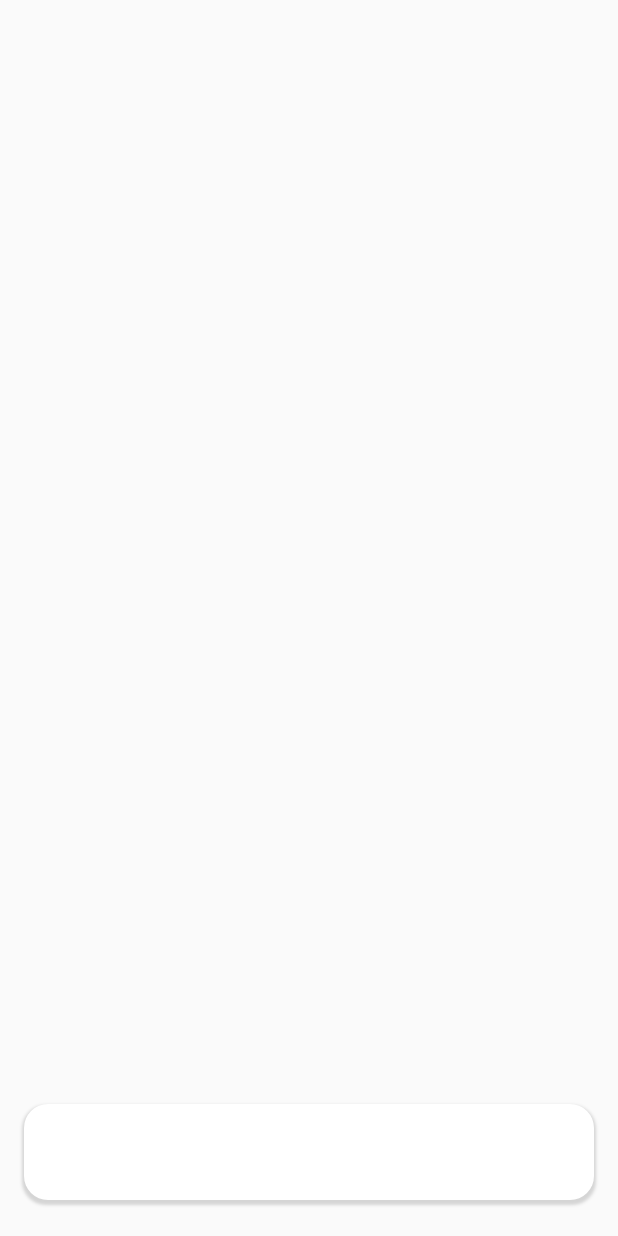
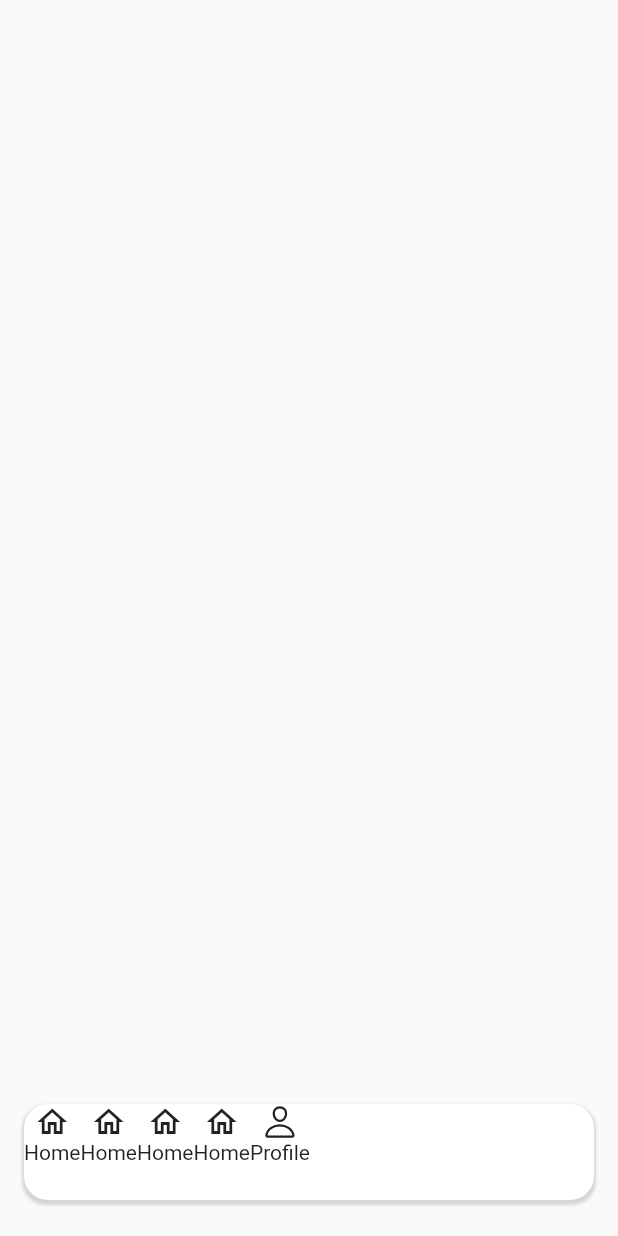
Before and after one commit to JAICHANGPARK/flutter_notebook_13th_story, a Flutter app: the screen it shows after launch, on a phone screen of 412 x 824 dp. Run offline on Flutter 3.47's test engine with Material 2 defaults, Android fonts, the phone set to English and light mode, and no system bars; our stand-ins replace flutter_svg, get, google_fonts, hooks_riverpod, ionicons, page_transition and 1 more; missing offline and left inert: barcode.

Commit message:
Update meditation_class_main_page.dart

```diff
--- a/lib/ep843_meditation_class_app/ui/meditation_class_main_page.dart
+++ b/lib/ep843_meditation_class_app/ui/meditation_class_main_page.dart
@@ -1,4 +1,5 @@
 import 'package:flutter/material.dart';
+import 'package:ionicons/ionicons.dart';
 
 class MeditationClassHomePage extends StatefulWidget {
   const MeditationClassHomePage({Key? key}) : super(key: key);
@@ -31,7 +32,38 @@ class _MeditationClassHomePageState extends State<MeditationClassHomePage> {
                           spreadRadius: 1)
                     ]),
                 child: Row(
-                  children: [],
+                  children: [
+                    Column(
+                      children: [
+                        Icon(Icons.home_outlined),
+                        Text("Home"),
+                      ],
+                    ),
+                    Column(
+                      children: [
+                        Icon(Icons.home_outlined),
+                        Text("Home"),
+                      ],
+                    ),
+                    Column(
+                      children: [
+                        Icon(Icons.home_outlined),
+                        Text("Home"),
+                      ],
+                    ),
+                    Column(
+                      children: [
+                        Icon(Icons.home_outlined),
+                        Text("Home"),
+                      ],
+                    ),
+                    Column(
+                      children: [
+                        Icon(Ionicons.person_outline),
+                        Text("Profile"),
+                      ],
+                    )
+                  ],
                 ),
               )),
         ],
```
